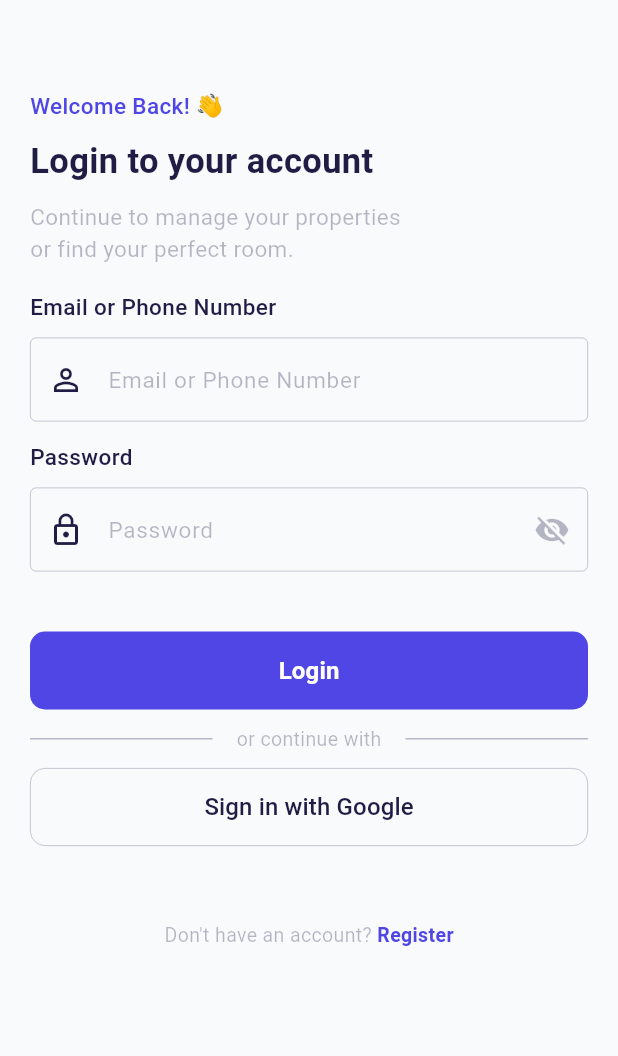
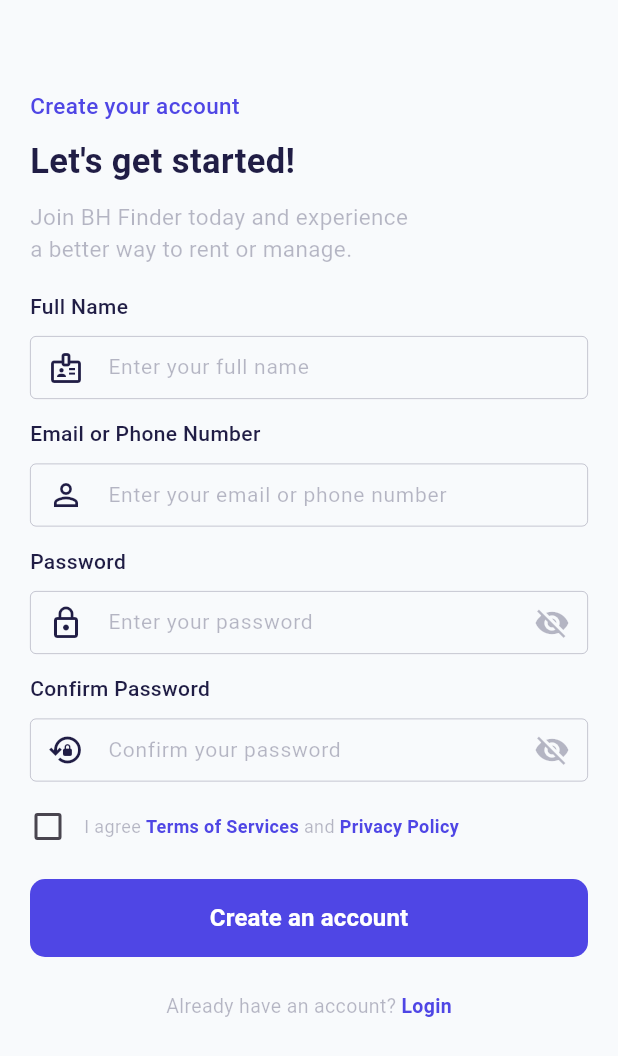
Before and after one commit to johancurato1-stack/BH-Finder-Main, a Flutter app: the screen it shows after launch, after a tap on "Register", on a phone screen of 412 x 824 dp. Shown: the top 1056 px of the screen. Run offline on Flutter 3.47's test engine with Material 3 defaults, Android fonts, the phone set to English and light mode, and no system bars.

Commit message:
Finished the sign up page and linked together with login page

```diff
--- a/lib/features/auth/login/login_screen.dart
+++ b/lib/features/auth/login/login_screen.dart
@@ -2,6 +2,7 @@ import 'package:flutter/material.dart';
 import 'package:bh_finder/core/theme/app_colors.dart';
 import 'package:bh_finder/widgets/custom_text_field.dart';
 import 'package:bh_finder/widgets/custom_button.dart';
+import 'package:bh_finder/features/auth/register/signup_screen.dart';
 
 class LoginScreen extends StatefulWidget {
   const LoginScreen({super.key});
@@ -77,7 +78,7 @@ class _LoginScreenState extends State<LoginScreen> {
                 const Text(
                   'Email or Phone Number',
                   style: TextStyle(
-                    fontSize: 15,
+                    fontSize: 14,
                     fontFamily: 'Roboto',
                     fontWeight: FontWeight.w500,
                     color: AppColors.secondary,
@@ -87,12 +88,14 @@ class _LoginScreenState extends State<LoginScreen> {
                 const SizedBox(height: 10),
 
                 //* Email or Phone Number Text Field
-                CustomTextField(
+                SizedBox(
+                  height: 42,
+                  child: CustomTextField(
                     controller: _emailController,
-                  labelText: 'Email or Phone Number',
                     hintText: 'Enter your email or phone number',
                     prefixIcon: Icons.person_outline,
                     keyboardType: TextInputType.emailAddress,
+                  ),
                 ),
 
                 const SizedBox(height: 13),
@@ -101,7 +104,7 @@ class _LoginScreenState extends State<LoginScreen> {
                 const Text(
                   'Password',
                   style: TextStyle(
-                    fontSize: 15,
+                    fontSize: 14,
                     fontFamily: 'Roboto',
                     fontWeight: FontWeight.w500,
                     color: AppColors.secondary,
@@ -111,12 +114,15 @@ class _LoginScreenState extends State<LoginScreen> {
                 const SizedBox(height: 10),
 
                 //* Password Text Field
-                CustomTextField(
+                SizedBox(
+                  height: 42,
+                  child: CustomTextField(
                     controller: _passwordController,
-                  labelText: 'Password',
                     hintText: 'Enter your password',
                     prefixIcon: Icons.lock_outline,
-                  isPasswordField: true, // Hides the password input characters
+                    isPasswordField:
+                        true, // Hides the password input characters
+                  ),
                 ),
 
                 const SizedBox(height: 40),
@@ -130,7 +136,7 @@ class _LoginScreenState extends State<LoginScreen> {
                   },
                 ),
 
-                const SizedBox(height: 10),
+                const SizedBox(height: 30),
 
                 //* Divider lines
                 Row(
@@ -188,7 +194,12 @@ class _LoginScreenState extends State<LoginScreen> {
                     ),
                     GestureDetector(
                       onTap: () {
-                        print("Register Link Tapped");
+                        Navigator.push(
+                          context,
+                          MaterialPageRoute(
+                            builder: (context) => const SignupScreen(),
+                          ),
+                        );
                       },
                       child: const Text(
                         'Register',
--- /dev/null
+++ b/lib/features/auth/register/signup_screen.dart
@@ -0,0 +1,300 @@
+import 'package:flutter/material.dart';
+import 'package:bh_finder/core/theme/app_colors.dart';
+import 'package:bh_finder/widgets/custom_text_field.dart';
+import 'package:bh_finder/widgets/custom_button.dart';
+import 'package:flutter/gestures.dart';
+
+class SignupScreen extends StatefulWidget {
+  const SignupScreen({super.key});
+
+  @override
+  State<SignupScreen> createState() => _SignupScreenState();
+}
+
+class _SignupScreenState extends State<SignupScreen> {
+  final _nameController = TextEditingController();
+  final _emailController = TextEditingController();
+  final _passwordController = TextEditingController();
+  final _confirmPasswordController = TextEditingController();
+
+  bool _agreedToTerms = false;
+
+  @override
+  void dispose() {
+    _nameController.dispose();
+    _emailController.dispose();
+    _passwordController.dispose();
+    _confirmPasswordController.dispose();
+    super.dispose();
+  }
+
+  @override
+  Widget build(BuildContext context) {
+    return Scaffold(
+      backgroundColor: AppColors.background,
+      body: SafeArea(
+        child: SingleChildScrollView(
+          child: Padding(
+            padding: const EdgeInsets.symmetric(horizontal: 20),
+            child: Column(
+              crossAxisAlignment: CrossAxisAlignment.start,
+              children: [
+                const SizedBox(height: 60),
+
+                //* Create Account Text
+                const Text(
+                  'Create your account',
+                  style: TextStyle(
+                    fontSize: 15,
+                    fontFamily: 'Roboto',
+                    fontWeight: FontWeight.w500,
+                    color: AppColors.primary,
+                  ),
+                ),
+
+                const SizedBox(height: 10),
+
+                //* Lets Get Started Text
+                const Text(
+                  "Let's get started!",
+                  style: TextStyle(
+                    fontSize: 23,
+                    fontFamily: 'Roboto',
+                    fontWeight: FontWeight.w700,
+                    color: AppColors.secondary,
+                  ),
+                ),
+
+                const SizedBox(height: 10),
+
+                //* Subtitle Text
+                const Text(
+                  'Join BH Finder today and experience \na better way to rent or manage.',
+                  style: TextStyle(
+                    fontSize: 15,
+                    fontFamily: 'Roboto',
+                    fontWeight: FontWeight.w400,
+                    color: AppColors.tertiary,
+                  ),
+                ),
+
+                const SizedBox(height: 18),
+
+                //* Full Name Input Label
+                const Text(
+                  'Full Name',
+                  style: TextStyle(
+                    fontSize: 14,
+                    fontFamily: 'Roboto',
+                    fontWeight: FontWeight.w500,
+                    color: AppColors.secondary,
+                  ),
+                ),
+
+                const SizedBox(height: 10),
+
+                //* Full Name Text Field
+                SizedBox(
+                  height: 42,
+                  child: CustomTextField(
+                    controller: _nameController,
+                    hintText: 'Enter your full name',
+                    prefixIcon: Icons.badge_outlined,
+                  ),
+                ),
+
+                const SizedBox(height: 13),
+
+                //* Email or Phone Number Label
+                const Text(
+                  'Email or Phone Number',
+                  style: TextStyle(
+                    fontSize: 14,
+                    fontFamily: 'Roboto',
+                    fontWeight: FontWeight.w500,
+                    color: AppColors.secondary,
+                  ),
+                ),
+
+                const SizedBox(height: 10),
+
+                //* Email or Phone Number Text Field
+                SizedBox(
+                  height: 42,
+                  child: CustomTextField(
+                    controller: _emailController,
+                    hintText: 'Enter your email or phone number',
+                    prefixIcon: Icons.person_outline,
+                    keyboardType: TextInputType.emailAddress,
+                  ),
+                ),
+
+                const SizedBox(height: 13),
+
+                //* Password Label
+                const Text(
+                  'Password',
+                  style: TextStyle(
+                    fontSize: 14,
+                    fontFamily: 'Roboto',
+                    fontWeight: FontWeight.w500,
+                    color: AppColors.secondary,
+                  ),
+                ),
+
+                const SizedBox(height: 10),
+
+                //* Password Text Field
+                SizedBox(
+                  height: 42,
+                  child: CustomTextField(
+                    controller: _passwordController,
+                    hintText: 'Enter your password',
+                    prefixIcon: Icons.lock_outline,
+                    isPasswordField: true,
+                  ),
+                ),
+
+                const SizedBox(height: 13),
+
+                //* Confirm Password Label
+                const Text(
+                  'Confirm Password',
+                  style: TextStyle(
+                    fontSize: 14,
+                    fontFamily: 'Roboto',
+                    fontWeight: FontWeight.w500,
+                    color: AppColors.secondary,
+                  ),
+                ),
+
+                const SizedBox(height: 10),
+
+                //* Confirm Password Text field
+                SizedBox(
+                  height: 42,
+                  child: CustomTextField(
+                    controller: _confirmPasswordController,
+                    hintText: 'Confirm your password',
+                    prefixIcon: Icons.lock_reset_outlined,
+                    isPasswordField: true,
+                  ),
+                ),
+
+                const SizedBox(height: 18),
+
+                //* Terms of Service Checkbox Row
+                Row(
+                  crossAxisAlignment: CrossAxisAlignment.center,
+                  children: [
+                    SizedBox(
+                      width: 24,
+                      height: 24,
+                      child: Checkbox(
+                        value: _agreedToTerms,
+                        activeColor: AppColors.primary,
+                        onChanged: (bool? newValue) {
+                          setState(() {
+                            _agreedToTerms = newValue ?? false;
+                          });
+                        },
+                      ),
+                    ),
+                    const SizedBox(width: 12),
+                    Expanded(
+                      child: Text.rich(
+                        TextSpan(
+                          style: const TextStyle(
+                            fontSize: 12,
+                            fontFamily: 'Roboto',
+                            color: AppColors.tertiary,
+                          ),
+                          children: [
+                            const TextSpan(text: 'I agree '),
+
+                            //* Clickable Terms of Services Text
+                            TextSpan(
+                              text: 'Terms of Services',
+                              style: const TextStyle(
+                                color: AppColors.primary,
+                                fontWeight: FontWeight.bold,
+                              ),
+                              recognizer: TapGestureRecognizer()
+                                ..onTap = () {
+                                  // TODO: Navigate to Terms Screen in the future
+                                  print("Terms of Services Tapped");
+                                },
+                            ),
+
+                            const TextSpan(text: ' and '),
+
+                            //* Clickable Privacy Policy Text
+                            TextSpan(
+                              text: 'Privacy Policy',
+                              style: const TextStyle(
+                                color: AppColors.primary,
+                                fontWeight: FontWeight.bold,
+                              ),
+                              recognizer: TapGestureRecognizer()
+                                ..onTap = () {
+                                  // TODO: Navigate to Privacy Policy Screen in the future
+                                  print("Privacy Policy Tapped");
+                                },
+                            ),
+                          ],
+                        ),
+                      ),
+                    ),
+                  ],
+                ),
+
+                const SizedBox(height: 23),
+
+                //* Create an Account Button
+                CustomButton(
+                  text: 'Create an account',
+                  onPressed: () {
+                    print("Creating account for: ${_nameController.text}");
+                    print("Agreed to terms status: $_agreedToTerms");
+                  },
+                ),
+
+                const SizedBox(height: 23),
+
+                //* Login Button
+                Row(
+                  mainAxisAlignment: MainAxisAlignment.center,
+                  children: [
+                    const Text(
+                      "Already have an account? ",
+                      style: TextStyle(
+                        fontSize: 13,
+                        fontFamily: 'Roboto',
+                        color: AppColors.tertiary,
+                      ),
+                    ),
+                    GestureDetector(
+                      onTap: () {
+                        Navigator.pop(context);
+                      },
+                      child: const Text(
+                        'Login',
+                        style: TextStyle(
+                          fontSize: 13,
+                          fontFamily: 'Roboto',
+                          color: AppColors.primary,
+                          fontWeight: FontWeight.bold,
+                        ),
+                      ),
+                    ),
+                  ],
+                ),
+                const SizedBox(height: 30),
+              ],
+            ),
+          ),
+        ),
+      ),
+    );
+  }
+}
--- a/lib/widgets/custom_text_field.dart
+++ b/lib/widgets/custom_text_field.dart
@@ -3,7 +3,6 @@ import 'package:bh_finder/core/theme/app_colors.dart';
 
 class CustomTextField extends StatefulWidget {
   final TextEditingController controller;
-  final String labelText;
   final String hintText;
   final IconData prefixIcon;
   final bool isPasswordField;
@@ -12,7 +11,6 @@ class CustomTextField extends StatefulWidget {
   const CustomTextField({
     super.key,
     required this.controller,
-    required this.labelText,
     required this.hintText,
     required this.prefixIcon,
     this.isPasswordField = false,
@@ -39,15 +37,16 @@ class _CustomTextFieldState extends State<CustomTextField> {
       obscureText: obscureText,
       keyboardType: widget.keyboardType,
       style: const TextStyle(
-        fontSize: 16,
+        fontSize: 14,
         color: AppColors.secondary,
         fontFamily: 'Roboto',
       ),
       decoration: InputDecoration(
-        labelText: widget.labelText,
         hintText: widget.hintText,
 
         floatingLabelBehavior: FloatingLabelBehavior.never,
+
+        contentPadding: const EdgeInsets.symmetric(vertical: 6, horizontal: 6),
 
         prefixIcon: Icon(widget.prefixIcon, color: AppColors.secondary),
 
@@ -74,13 +73,13 @@ class _CustomTextFieldState extends State<CustomTextField> {
         ),
 
         labelStyle: const TextStyle(
-          fontSize: 15,
+          fontSize: 14,
           color: AppColors.tertiary,
           fontFamily: 'Roboto',
         ),
 
         hintStyle: const TextStyle(
-          fontSize: 15,
+          fontSize: 14,
           color: AppColors.tertiary,
           fontFamily: 'Roboto',
         ),
```
Also changed, not shown: lib/features/splash/splash_screen.dart (+4 -4 lines), flutter_01.png (added). Lines whose indentation alone changed are shown as unchanged.
